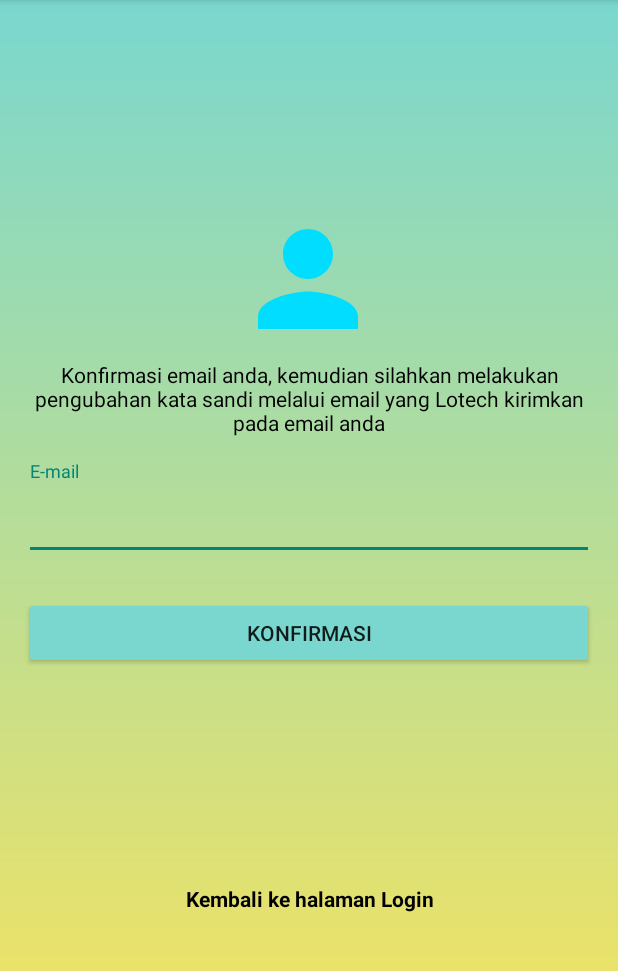
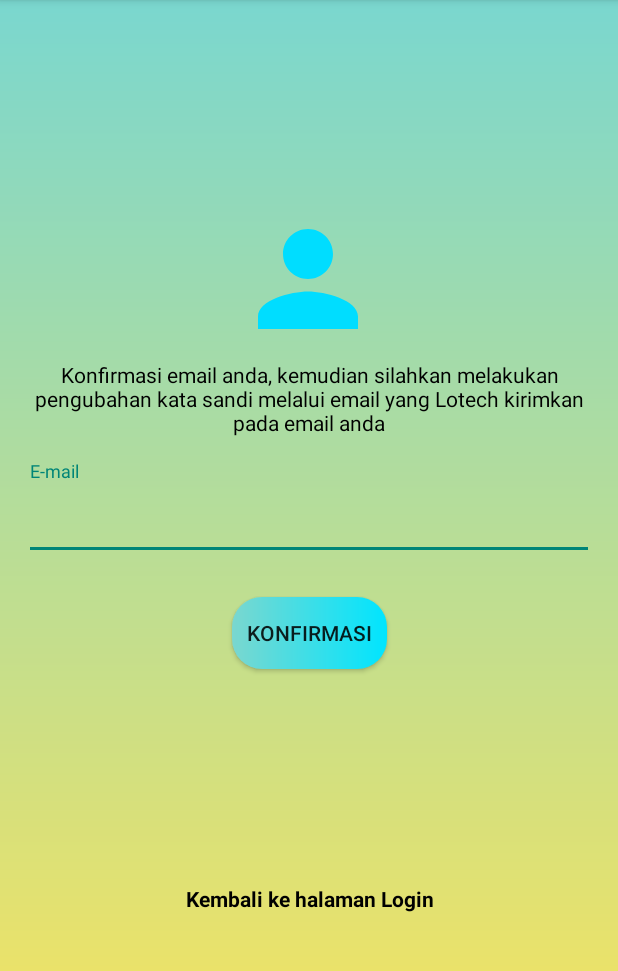
Before and after one commit to NocturnalActivist/Lotech-Project, an Android app: the screen it shows after launch (ForgotPasswordActivity), after a tap on "Forgot Password", on a phone screen of 412 x 824 dp, the part 84-1055 px from its top. Run offline under Robolectric (Android 15) with nearby library versions, the phone set to English and light mode, and no system bars; our stand-ins replace Firebase (no records; nobody signed in at launch, a user with empty details on screens opened directly); 2 other taps on this screen came first.

Commit message:
update layout Food Quality and potrait

```diff
--- a/app/src/main/java/com/goat/lotech/utils/MainTheme.kt
+++ /dev/null
@@ -1,13 +0,0 @@
-package com.goat.lotech.utils
-
-import android.app.Application
-import androidx.appcompat.app.AppCompatDelegate
-
-class MainTheme: Application() {
-
-    override fun onCreate() {
-        super.onCreate()
-
-        AppCompatDelegate.setDefaultNightMode(AppCompatDelegate.MODE_NIGHT_AUTO_TIME)
-    }
-}
--- /dev/null
+++ b/app/src/main/java/com/goat/lotech/utils/MyApplication.kt
@@ -0,0 +1,48 @@
+package com.goat.lotech.utils
+
+import android.app.Activity
+import android.app.Application
+import android.content.pm.ActivityInfo
+import android.os.Bundle
+import androidx.appcompat.app.AppCompatDelegate
+
+class MyApplication: Application() {
+
+    override fun onCreate() {
+        super.onCreate()
+
+        AppCompatDelegate.setDefaultNightMode(AppCompatDelegate.MODE_NIGHT_AUTO_TIME)
+
+        registerActivityLifecycleCallbacks(object: ActivityLifecycleCallbacks {
+            override fun onActivityCreated(activity: Activity, savedInstanceState: Bundle?) {
+                activity.requestedOrientation = ActivityInfo.SCREEN_ORIENTATION_PORTRAIT;
+            }
+
+            override fun onActivityStarted(activity: Activity) {
+
+            }
+
+            override fun onActivityResumed(activity: Activity) {
+
+            }
+
+            override fun onActivityPaused(activity: Activity) {
+
+            }
+
+            override fun onActivityStopped(activity: Activity) {
+
+            }
+
+            override fun onActivitySaveInstanceState(activity: Activity, outState: Bundle) {
+
+            }
+
+            override fun onActivityDestroyed(activity: Activity) {
+
+            }
+
+
+        })
+    }
+}
--- a/app/src/main/res/drawable/ic_baseline_local_dining_24.xml
+++ b/app/src/main/res/drawable/ic_baseline_local_dining_24.xml
@@ -1,5 +1,5 @@
-<vector android:height="24dp" android:tint="@color/yellow"
+<vector android:height="100dp" android:tint="@color/yellow"
     android:viewportHeight="24" android:viewportWidth="24"
-    android:width="24dp" xmlns:android="http://schemas.android.com/apk/res/android">
+    android:width="100dp" xmlns:android="http://schemas.android.com/apk/res/android">
     <path android:fillColor="@android:color/white" android:pathData="M8.1,13.34l2.83,-2.83L3.91,3.5c-1.56,1.56 -1.56,4.09 0,5.66l4.19,4.18zM14.88,11.53c1.53,0.71 3.68,0.21 5.27,-1.38 1.91,-1.91 2.28,-4.65 0.81,-6.12 -1.46,-1.46 -4.2,-1.1 -6.12,0.81 -1.59,1.59 -2.09,3.74 -1.38,5.27L3.7,19.87l1.41,1.41L12,14.41l6.88,6.88 1.41,-1.41L13.41,13l1.47,-1.47z"/>
 </vector>
--- a/app/src/main/res/drawable/ic_baseline_self_improvement_24.xml
+++ b/app/src/main/res/drawable/ic_baseline_self_improvement_24.xml
@@ -1,6 +1,6 @@
-<vector android:height="24dp" android:tint="@color/yellow"
+<vector android:height="100dp" android:tint="@color/yellow"
     android:viewportHeight="24" android:viewportWidth="24"
-    android:width="24dp" xmlns:android="http://schemas.android.com/apk/res/android">
+    android:width="100dp" xmlns:android="http://schemas.android.com/apk/res/android">
     <path android:fillColor="@android:color/white" android:pathData="M12,6m-2,0a2,2 0,1 1,4 0a2,2 0,1 1,-4 0"/>
     <path android:fillColor="@android:color/white" android:pathData="M21,16v-2c-2.24,0 -4.16,-0.96 -5.6,-2.68l-1.34,-1.6C13.68,9.26 13.12,9 12.53,9h-1.05c-0.59,0 -1.15,0.26 -1.53,0.72l-1.34,1.6C7.16,13.04 5.24,14 3,14v2c2.77,0 5.19,-1.17 7,-3.25V15l-3.88,1.55C5.45,16.82 5,17.48 5,18.21C5,19.2 5.8,20 6.79,20H9v-0.5c0,-1.38 1.12,-2.5 2.5,-2.5h3c0.28,0 0.5,0.22 0.5,0.5S14.78,18 14.5,18h-3c-0.83,0 -1.5,0.67 -1.5,1.5V20h7.21C18.2,20 19,19.2 19,18.21c0,-0.73 -0.45,-1.39 -1.12,-1.66L14,15v-2.25C15.81,14.83 18.23,16 21,16z"/>
 </vector>
--- a/app/src/main/res/drawable/ic_baseline_support_agent_24.xml
+++ b/app/src/main/res/drawable/ic_baseline_support_agent_24.xml
@@ -1,6 +1,6 @@
-<vector android:height="24dp" android:tint="@color/yellow"
+<vector android:height="100dp" android:tint="@color/yellow"
     android:viewportHeight="24" android:viewportWidth="24"
-    android:width="24dp" xmlns:android="http://schemas.android.com/apk/res/android">
+    android:width="100dp" xmlns:android="http://schemas.android.com/apk/res/android">
     <path android:fillColor="@android:color/white" android:pathData="M21,12.22C21,6.73 16.74,3 12,3c-4.69,0 -9,3.65 -9,9.28C2.4,12.62 2,13.26 2,14v2c0,1.1 0.9,2 2,2h1v-6.1c0,-3.87 3.13,-7 7,-7s7,3.13 7,7V19h-8v2h8c1.1,0 2,-0.9 2,-2v-1.22c0.59,-0.31 1,-0.92 1,-1.64v-2.3C22,13.14 21.59,12.53 21,12.22z"/>
     <path android:fillColor="@android:color/white" android:pathData="M9,13m-1,0a1,1 0,1 1,2 0a1,1 0,1 1,-2 0"/>
     <path android:fillColor="@android:color/white" android:pathData="M15,13m-1,0a1,1 0,1 1,2 0a1,1 0,1 1,-2 0"/>
--- a/app/src/main/res/layout/activity_forgot_password.xml
+++ b/app/src/main/res/layout/activity_forgot_password.xml
@@ -63,11 +63,13 @@
 
     <Button
         android:id="@+id/btn_login"
-        android:layout_width="match_parent"
+        android:layout_width="wrap_content"
         android:layout_height="wrap_content"
         android:layout_gravity="center_horizontal"
         android:layout_marginTop="4dp"
-        android:backgroundTint="@color/blue_primary"
+        android:background="@drawable/round_blue"
+        android:paddingLeft="10dp"
+        android:paddingRight="10dp"
         android:text="@string/konfirmasi"
         app:layout_constraintEnd_toEndOf="parent"
         app:layout_constraintStart_toStartOf="parent"
--- a/app/src/main/res/layout/activity_login.xml
+++ b/app/src/main/res/layout/activity_login.xml
@@ -6,7 +6,7 @@
     android:layout_height="match_parent"
     android:background="@drawable/login_gradient"
     android:fitsSystemWindows="true"
-    android:theme="@style/Theme.AppCompat.DayNight"
+    android:theme="@style/Theme.Yellow"
     tools:context=".ui.activity.LoginActivity">
 
     <LinearLayout
@@ -62,11 +62,11 @@
 
         <Button
             android:id="@+id/btn_login"
-            android:layout_width="match_parent"
+            android:layout_width="wrap_content"
             android:layout_height="wrap_content"
             android:layout_gravity="center_horizontal"
             android:layout_marginTop="16dp"
-            android:background="@color/blue_primary"
+            android:background="@drawable/round_blue"
             android:text="@string/login"/>
 
         <TextView
--- a/app/src/main/res/layout/activity_sign_up.xml
+++ b/app/src/main/res/layout/activity_sign_up.xml
@@ -5,7 +5,7 @@
     android:background="@drawable/signup_gradient"
     android:layout_width="match_parent"
     android:layout_height="match_parent"
-    android:theme="@style/Theme.AppCompat.DayNight"
+    android:theme="@style/Theme.Yellow"
     tools:context=".ui.activity.SignUpActivity">
 
     <LinearLayout
@@ -64,6 +64,7 @@
             android:text="@string/gender"
             android:textAlignment="textStart"
             android:textSize="18sp"
+            android:textColor="@color/black"
             android:layout_marginTop="20dp"/>
         <RadioGroup
             android:id="@+id/jenis_kelamin"
@@ -155,7 +156,7 @@
 
         <Button
             android:id="@+id/btn_signup"
-            android:layout_width="match_parent"
+            android:layout_width="wrap_content"
             android:layout_height="wrap_content"
             android:layout_gravity="center_horizontal"
             android:layout_marginTop="16dp"
```
Also changed, not shown: app/src/main/AndroidManifest.xml (+16 -15 lines).
